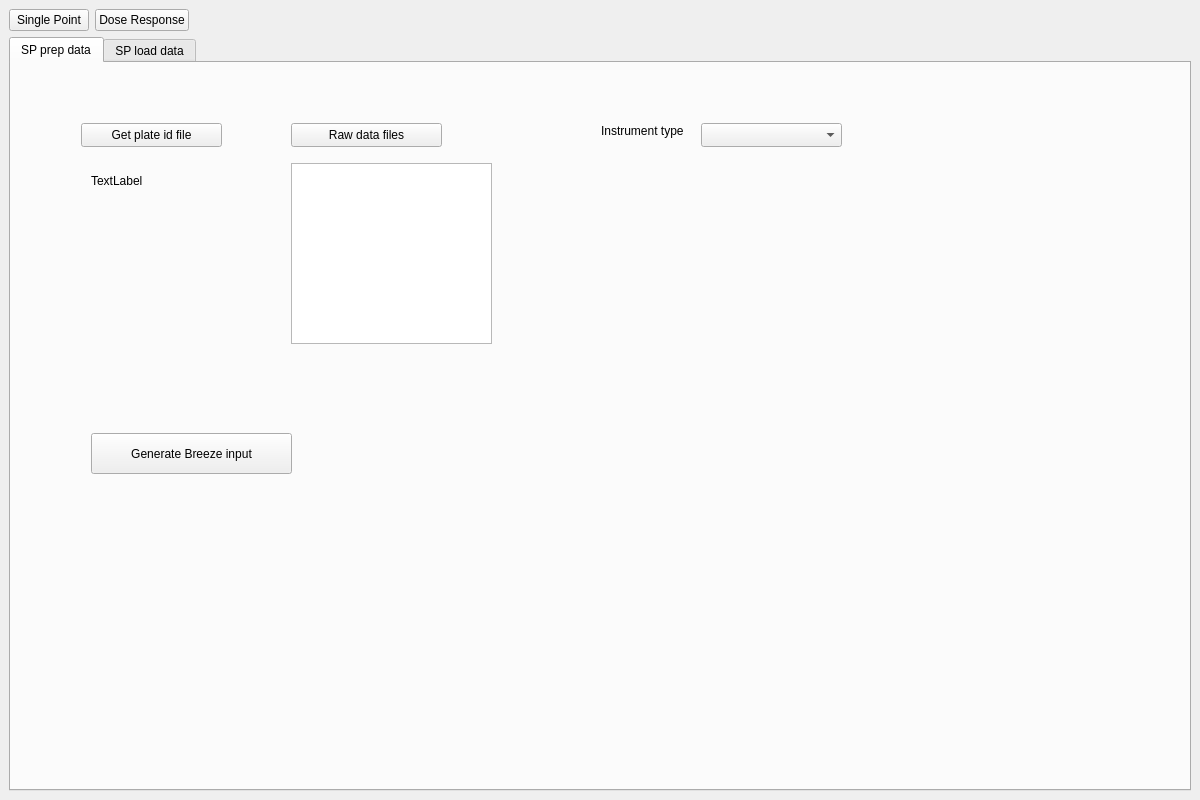
Qt form frontend/assets/singlePointTab.ui (dahlbma/assayLoader) before a commit.
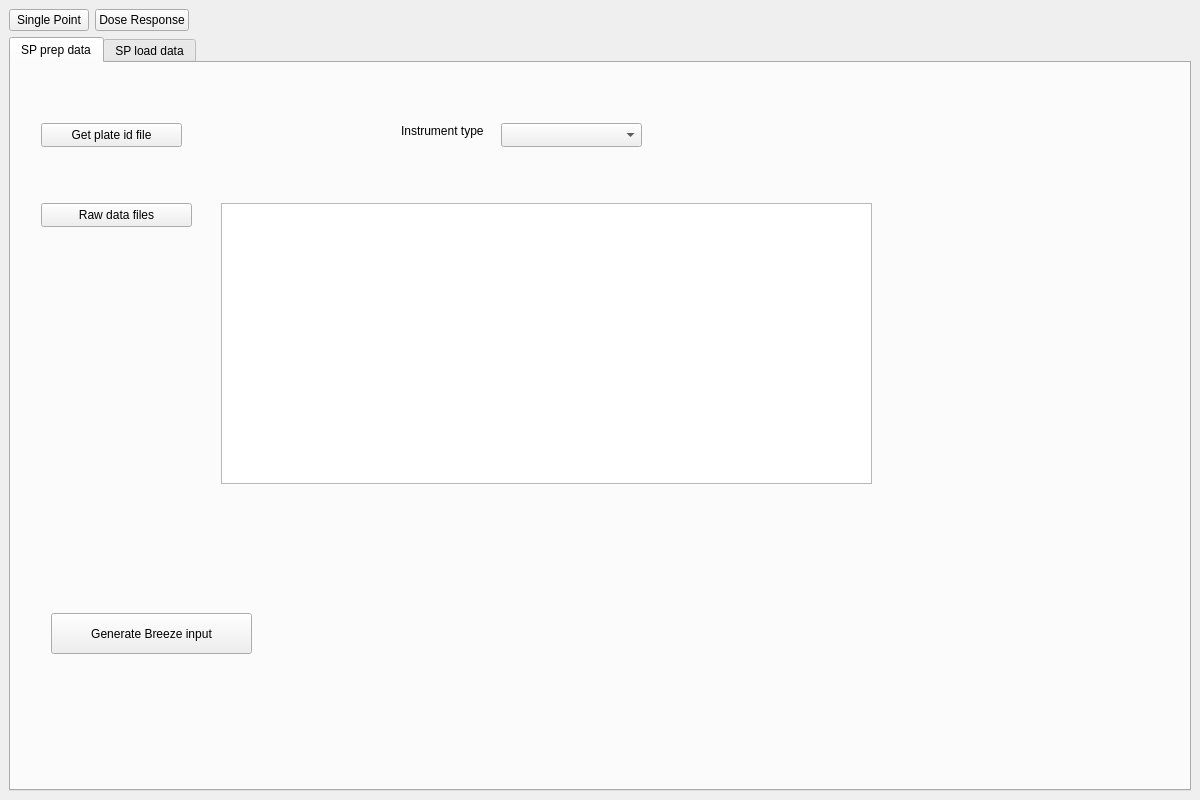
The same form after that commit. The open tabs and pages were chosen to show the change.

Commit message: Read input for prep files

```diff
--- a/frontend/assets/singlePointTab.ui
+++ b/frontend/assets/singlePointTab.ui
@@ -56,7 +56,7 @@
          <widget class="QPushButton" name="plateIdFile_btn">
           <property name="geometry">
            <rect>
-            <x>70</x>
+            <x>30</x>
             <y>60</y>
             <width>141</width>
             <height>24</height>
@@ -69,8 +69,8 @@
          <widget class="QPushButton" name="rawDataFiles_btn">
           <property name="geometry">
            <rect>
-            <x>280</x>
-            <y>60</y>
+            <x>30</x>
+            <y>140</y>
             <width>151</width>
             <height>24</height>
            </rect>
@@ -82,7 +82,7 @@
          <widget class="QComboBox" name="instumentType_cb">
           <property name="geometry">
            <rect>
-            <x>690</x>
+            <x>490</x>
             <y>60</y>
             <width>141</width>
             <height>24</height>
@@ -92,7 +92,7 @@
          <widget class="QLabel" name="label">
           <property name="geometry">
            <rect>
-            <x>590</x>
+            <x>390</x>
             <y>60</y>
             <width>101</width>
             <height>16</height>
@@ -105,31 +105,31 @@
          <widget class="QLabel" name="plateFile_lab">
           <property name="geometry">
            <rect>
-            <x>80</x>
-            <y>110</y>
-            <width>58</width>
-            <height>16</height>
-           </rect>
-          </property>
-          <property name="text">
-           <string>TextLabel</string>
-          </property>
-         </widget>
-         <widget class="QTextBrowser" name="rawDataFiles_text">
-          <property name="geometry">
-           <rect>
-            <x>280</x>
+            <x>30</x>
             <y>100</y>
-            <width>201</width>
-            <height>181</height>
+            <width>561</width>
+            <height>16</height>
+           </rect>
+          </property>
+          <property name="text">
+           <string/>
+          </property>
+         </widget>
+         <widget class="QTextBrowser" name="rawDataFiles_text">
+          <property name="geometry">
+           <rect>
+            <x>210</x>
+            <y>140</y>
+            <width>651</width>
+            <height>281</height>
            </rect>
           </property>
          </widget>
          <widget class="QPushButton" name="generateBreezeInput_btn">
           <property name="geometry">
            <rect>
-            <x>80</x>
-            <y>370</y>
+            <x>40</x>
+            <y>550</y>
             <width>201</width>
             <height>41</height>
            </rect>
```
Left out of the diff: 2 changed lines with no effect on the pictures. The commit also changes 2 other files.
